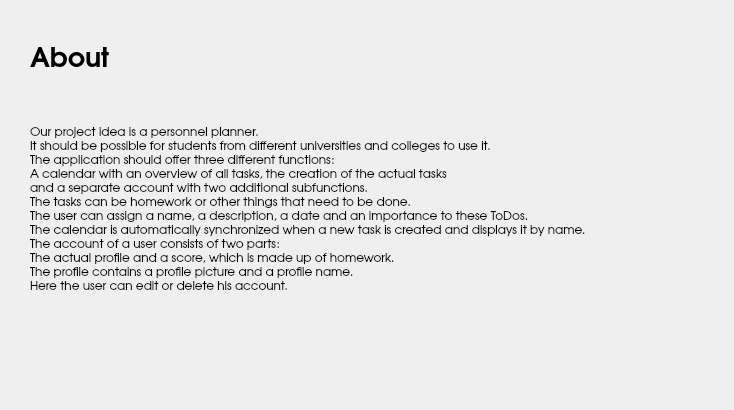
This is PersonalPlanner/aboutform.ui in sabrine-gamdou/PersonalPlanner as Qt 5 draws it before an edit. The edited form follows.
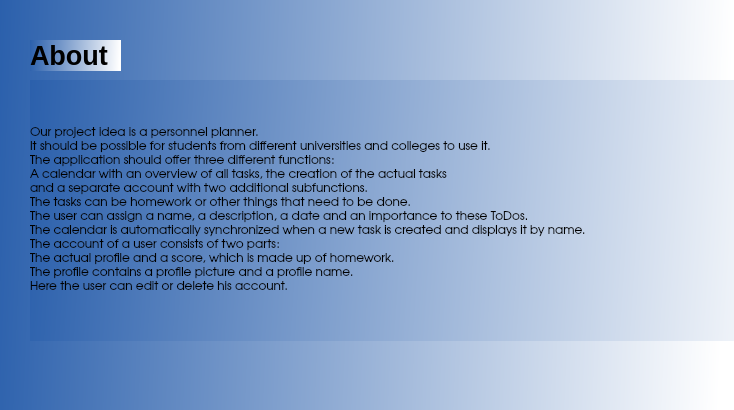
This is the edited form.

```diff
--- a/PersonalPlanner/aboutform.ui
+++ b/PersonalPlanner/aboutform.ui
@@ -18,6 +18,9 @@
   <property name="windowTitle">
    <string>About</string>
   </property>
+  <property name="styleSheet">
+   <string notr="true">QWidget{ background: qlineargradient(spread:pad, x1:0, y1:0, x2:1, y2:0.0225455, stop:0 rgba(43, 96, 172, 255), stop:1 rgba(255, 255, 255, 255))}</string>
+  </property>
   <widget class="QLabel" name="about">
    <property name="geometry">
     <rect>
```
